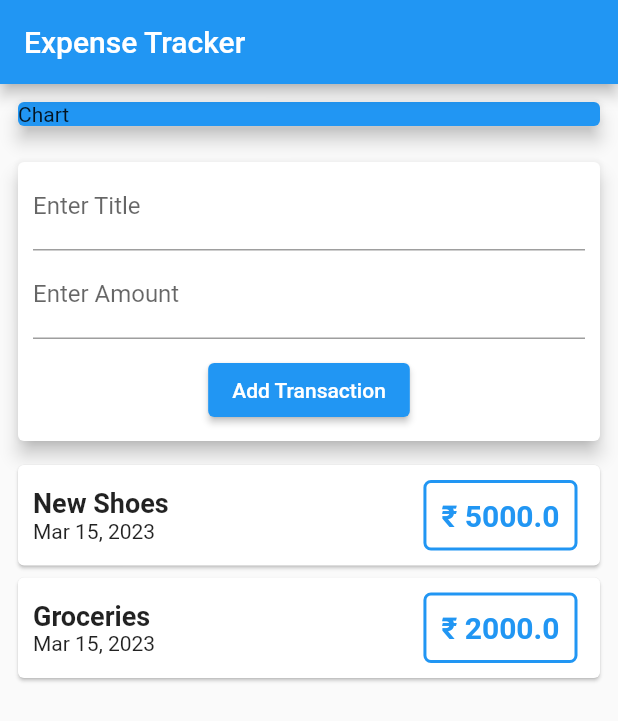
After one commit to MayureshGavai/expense_tracker, a Flutter app: the screen it shows after launch, on a phone screen of 412 x 824 dp. The commit adds this screen. Shown: the top 721 px of the screen. Run offline on Flutter 3.47's test engine with Material 2 defaults, Android fonts, the phone set to English and light mode, and no system bars.

Commit message:
third commit

```diff
--- /dev/null
+++ b/lib/widgets/new_transaction.dart
@@ -0,0 +1,49 @@
+import 'package:flutter/material.dart';
+
+class NewTransaction extends StatelessWidget {
+  final Function addTx;
+  final titleInputController = TextEditingController();
+  final amountInputController = TextEditingController();
+
+  NewTransaction(this.addTx);
+
+  @override
+  Widget build(BuildContext context) {
+    return Padding(
+      padding: const EdgeInsets.all(8.0),
+      child: Card(
+        elevation: 5,
+        child: Column(
+          children: <Widget>[
+            Padding(
+              padding: const EdgeInsets.symmetric(horizontal: 10.0),
+              child: TextField(
+                decoration: InputDecoration(labelText: 'Enter Title'),
+                controller: titleInputController,
+              ),
+            ),
+            Padding(
+              padding: const EdgeInsets.symmetric(horizontal: 10.0),
+              child: TextField(
+                decoration: InputDecoration(labelText: 'Enter Amount'),
+                controller: amountInputController,
+              ),
+            ),
+            Padding(
+              padding: const EdgeInsets.symmetric(vertical: 10.0),
+              child: ElevatedButton(
+                child: Text(
+                  'Add Transaction',
+                  style: TextStyle(color: Colors.white),
+                ),
+                onPressed: () {
+                  addTx(titleInputController.text, double.parse(amountInputController.text));
+                },
+              ),
+            )
+          ],
+        ),
+      ),
+    );
+  }
+}
--- /dev/null
+++ b/lib/widgets/transaction_list.dart
@@ -0,0 +1,60 @@
+import '../models/Transaction.dart';
+import 'package:flutter/material.dart';
+import 'package:intl/intl.dart';
+
+class TransactionList extends StatelessWidget {
+  final List<Transaction> transactions;
+
+  TransactionList(this.transactions);
+
+  @override
+  Widget build(BuildContext context) {
+    return Container(
+      height: 300,
+      child: ListView.builder(
+        itemBuilder: (ctx, index) {
+          return Padding(
+            padding: const EdgeInsets.symmetric(horizontal: 8.0),
+            child: Card(
+              child: Row(
+                mainAxisAlignment: MainAxisAlignment.spaceBetween,
+                children: <Widget>[
+                  Padding(
+                    padding: const EdgeInsets.symmetric(horizontal: 10.0),
+                    child: Column(
+                      crossAxisAlignment: CrossAxisAlignment.start,
+                      children: <Widget>[
+                        Text(
+                          transactions[index].title,
+                          style: TextStyle(
+                              fontWeight: FontWeight.bold, fontSize: 18),
+                        ),
+                        Text(DateFormat.yMMMd()
+                            .format(transactions[index].dateTime)),
+                      ],
+                    ),
+                  ),
+                  Container(
+                    margin: EdgeInsets.symmetric(vertical: 10, horizontal: 15),
+                    decoration: BoxDecoration(
+                        border: Border.all(color: Colors.blue, width: 2),
+                        borderRadius: BorderRadius.circular(5)),
+                    padding: EdgeInsets.all(10),
+                    child: Text(
+                      '₹ ' + transactions[index].amount.toString(),
+                      style: TextStyle(
+                          fontWeight: FontWeight.bold,
+                          fontSize: 20,
+                          color: Colors.blue),
+                    ),
+                  ),
+                ],
+              ),
+            ),
+          );
+        },
+        itemCount: transactions.length,
+      ),
+    );
+  }
+}
--- /dev/null
+++ b/lib/widgets/user_transaction.dart
@@ -0,0 +1,42 @@
+import 'package:flutter/material.dart';
+import './new_transaction.dart';
+import './transaction_list.dart';
+import '../models/Transaction.dart';
+
+class UserTransaction extends StatefulWidget {
+  const UserTransaction({super.key});
+
+  @override
+  State<UserTransaction> createState() => _UserTransactionState();
+}
+
+class _UserTransactionState extends State<UserTransaction> {
+  final List<Transaction> _userTransactions = [
+    Transaction(
+        id: 't1', title: 'New Shoes', amount: 5000, dateTime: DateTime.now()),
+    Transaction(
+        id: 't2', title: 'Groceries', amount: 2000, dateTime: DateTime.now()),
+  ];
+
+  void _addNewTransactions(String txTitle, double txAmount) {
+    final newTx = Transaction(
+        title: txTitle,
+        amount: txAmount,
+        dateTime: DateTime.now(),
+        id: DateTime.now().toString());
+
+    setState(() {
+      _userTransactions.add(newTx);
+    });
+  }
+
+  @override
+  Widget build(BuildContext context) {
+    return Column(
+      children: <Widget>[
+        NewTransaction(_addNewTransactions),
+        TransactionList(_userTransactions),
+      ],
+    );
+  }
+}
```
Also changed, not shown: lib/main.dart (+2 -89 lines), lib/transaction_list.dart (deleted).
